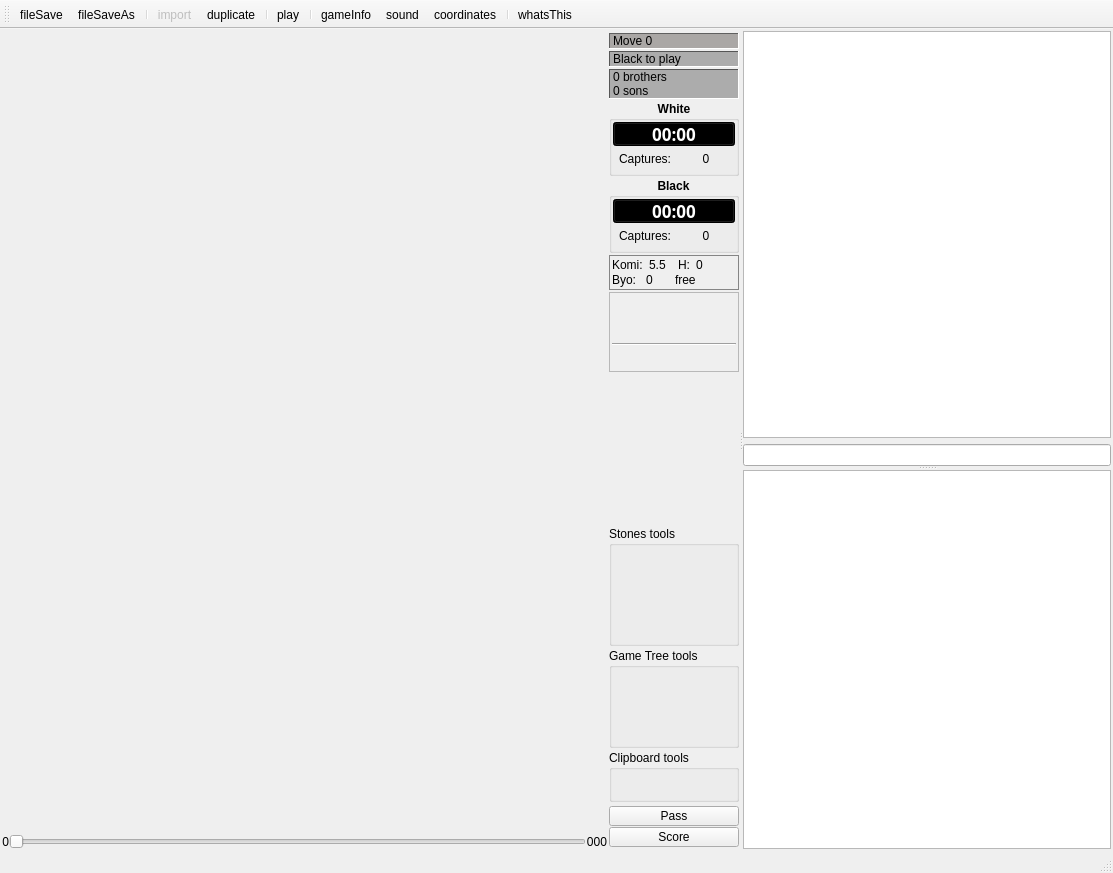
Qt form src/board/boardwindow.ui (pzorin/qgo) before a commit.
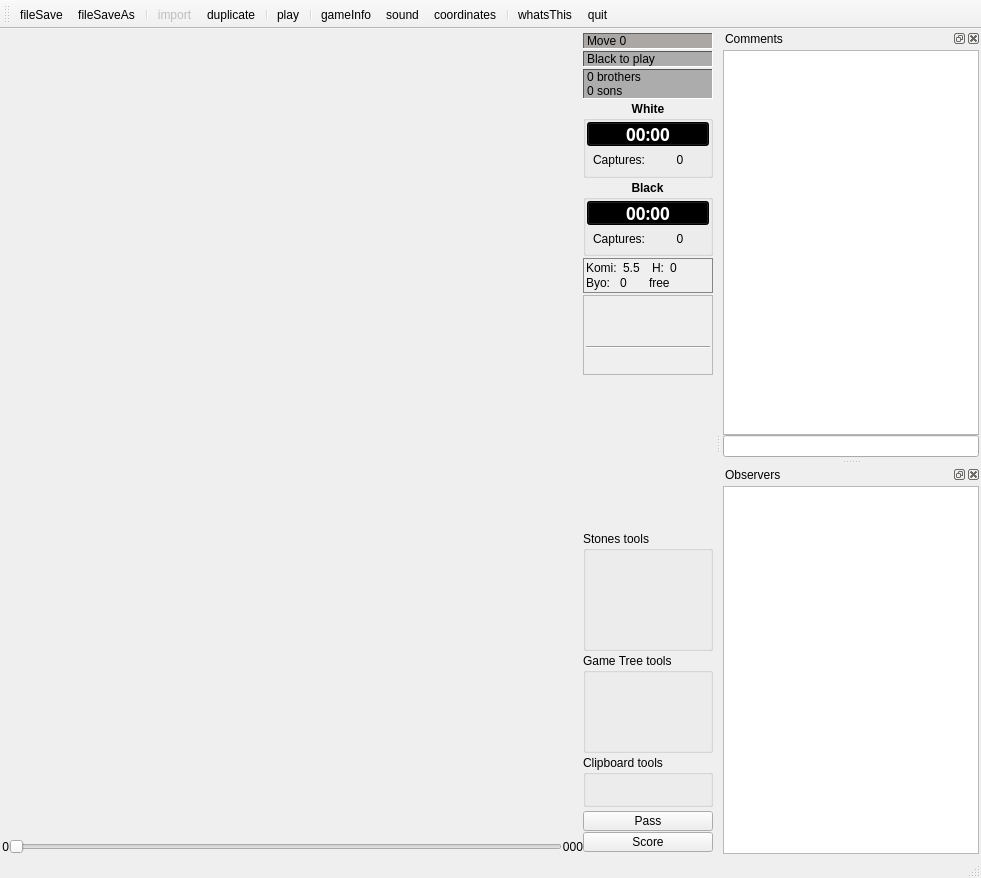
The same form after that commit. Icons and pictures are not drawn. Custom widgets are drawn as their Qt base class.

The edit to the form file:
```diff
--- a/src/board/boardwindow.ui
+++ b/src/board/boardwindow.ui
@@ -6,8 +6,8 @@
    <rect>
     <x>0</x>
     <y>0</y>
-    <width>1113</width>
-    <height>873</height>
+    <width>981</width>
+    <height>878</height>
    </rect>
   </property>
   <property name="minimumSize">
@@ -29,32 +29,7 @@
      <height>420</height>
     </size>
    </property>
-   <layout class="QGridLayout">
-    <property name="margin">
-     <number>2</number>
-    </property>
-    <property name="spacing">
-     <number>6</number>
-    </property>
-    <item row="0" column="0">
-     <widget class="QSplitter" name="boardSplitter">
-      <property name="minimumSize">
-       <size>
-        <width>16</width>
-        <height>420</height>
-       </size>
-      </property>
-      <property name="orientation">
-       <enum>Qt::Horizontal</enum>
-      </property>
-      <widget class="QWidget" name="widget">
-       <layout class="QHBoxLayout">
-        <property name="spacing">
-         <number>2</number>
-        </property>
-        <property name="margin">
-         <number>0</number>
-        </property>
+   <layout class="QHBoxLayout" name="horizontalLayout">
         <item>
          <widget class="QFrame" name="boardFrame">
           <property name="sizePolicy">
@@ -6177,80 +6152,6 @@
         </item>
        </layout>
       </widget>
-      <widget class="QSplitter" name="boardSplitter2">
-       <property name="minimumSize">
-        <size>
-         <width>16</width>
-         <height>420</height>
-        </size>
-       </property>
-       <property name="orientation">
-        <enum>Qt::Vertical</enum>
-       </property>
-       <widget class="QWidget" name="layoutWidget_2">
-        <layout class="QVBoxLayout">
-         <property name="spacing">
-          <number>6</number>
-         </property>
-         <property name="margin">
-          <number>0</number>
-         </property>
-         <item>
-          <widget class="QTextEdit" name="commentEdit">
-           <property name="sizePolicy">
-            <sizepolicy hsizetype="Expanding" vsizetype="Expanding">
-             <horstretch>0</horstretch>
-             <verstretch>0</verstretch>
-            </sizepolicy>
-           </property>
-           <property name="verticalScrollBarPolicy">
-            <enum>Qt::ScrollBarAsNeeded</enum>
-           </property>
-           <property name="horizontalScrollBarPolicy">
-            <enum>Qt::ScrollBarAlwaysOff</enum>
-           </property>
-          </widget>
-         </item>
-         <item>
-          <widget class="QLineEdit" name="commentEdit2">
-           <property name="sizePolicy">
-            <sizepolicy hsizetype="Expanding" vsizetype="Fixed">
-             <horstretch>0</horstretch>
-             <verstretch>0</verstretch>
-            </sizepolicy>
-           </property>
-          </widget>
-         </item>
-        </layout>
-       </widget>
-       <widget class="QTreeView" name="observerView">
-        <property name="horizontalScrollBarPolicy">
-         <enum>Qt::ScrollBarAlwaysOff</enum>
-        </property>
-        <property name="showDropIndicator" stdset="0">
-         <bool>false</bool>
-        </property>
-        <property name="selectionMode">
-         <enum>QAbstractItemView::NoSelection</enum>
-        </property>
-        <property name="rootIsDecorated">
-         <bool>false</bool>
-        </property>
-        <property name="uniformRowHeights">
-         <bool>true</bool>
-        </property>
-        <property name="itemsExpandable">
-         <bool>false</bool>
-        </property>
-        <property name="sortingEnabled">
-         <bool>true</bool>
-        </property>
-       </widget>
-      </widget>
-     </widget>
-    </item>
-   </layout>
-  </widget>
   <widget class="QStatusBar" name="statusbar"/>
   <widget class="QToolBar" name="toolBar">
    <property name="minimumSize">
@@ -6293,6 +6194,7 @@
    <addaction name="actionCoordinates"/>
    <addaction name="separator"/>
    <addaction name="actionWhatsThis"/>
+   <addaction name="actionQuit"/>
   </widget>
   <widget class="QMenuBar" name="menubar">
    <property name="geometry">
@@ -6304,6 +6206,81 @@
     </rect>
    </property>
   </widget>
+  <widget class="QDockWidget" name="dockWidget">
+   <property name="windowTitle">
+    <string>Comments</string>
+   </property>
+   <attribute name="dockWidgetArea">
+    <number>2</number>
+   </attribute>
+   <widget class="QWidget" name="dockWidgetContents">
+    <layout class="QVBoxLayout" name="verticalLayout_5">
+     <item>
+      <widget class="QTextEdit" name="commentEdit">
+       <property name="sizePolicy">
+        <sizepolicy hsizetype="Expanding" vsizetype="Expanding">
+         <horstretch>0</horstretch>
+         <verstretch>0</verstretch>
+        </sizepolicy>
+       </property>
+       <property name="verticalScrollBarPolicy">
+        <enum>Qt::ScrollBarAsNeeded</enum>
+       </property>
+       <property name="horizontalScrollBarPolicy">
+        <enum>Qt::ScrollBarAlwaysOff</enum>
+       </property>
+      </widget>
+     </item>
+     <item>
+      <widget class="QLineEdit" name="commentEdit2">
+       <property name="sizePolicy">
+        <sizepolicy hsizetype="Expanding" vsizetype="Fixed">
+         <horstretch>0</horstretch>
+         <verstretch>0</verstretch>
+        </sizepolicy>
+       </property>
+      </widget>
+     </item>
+    </layout>
+   </widget>
+  </widget>
+  <widget class="QDockWidget" name="dockWidget_2">
+   <property name="windowTitle">
+    <string>Observers</string>
+   </property>
+   <attribute name="dockWidgetArea">
+    <number>2</number>
+   </attribute>
+   <widget class="QWidget" name="dockWidgetContents_2">
+    <layout class="QVBoxLayout" name="verticalLayout_6">
+     <item>
+      <widget class="QTreeView" name="observerView">
+       <property name="horizontalScrollBarPolicy">
+        <enum>Qt::ScrollBarAlwaysOff</enum>
+       </property>
+       <property name="showDropIndicator" stdset="0">
+        <bool>false</bool>
+       </property>
+       <property name="selectionMode">
+        <enum>QAbstractItemView::NoSelection</enum>
+       </property>
+       <property name="rootIsDecorated">
+        <bool>false</bool>
+       </property>
+       <property name="uniformRowHeights">
+        <bool>true</bool>
+       </property>
+       <property name="itemsExpandable">
+        <bool>false</bool>
+       </property>
+       <property name="sortingEnabled">
+        <bool>true</bool>
+       </property>
+      </widget>
+     </item>
+    </layout>
+   </widget>
+  </widget>
   <action name="actionFileSave">
    <property name="icon">
     <iconset resource="board.qrc">
```
Left out of the diff: 29 changed lines with no effect on the pictures. Lines whose indentation alone changed are shown as unchanged.
